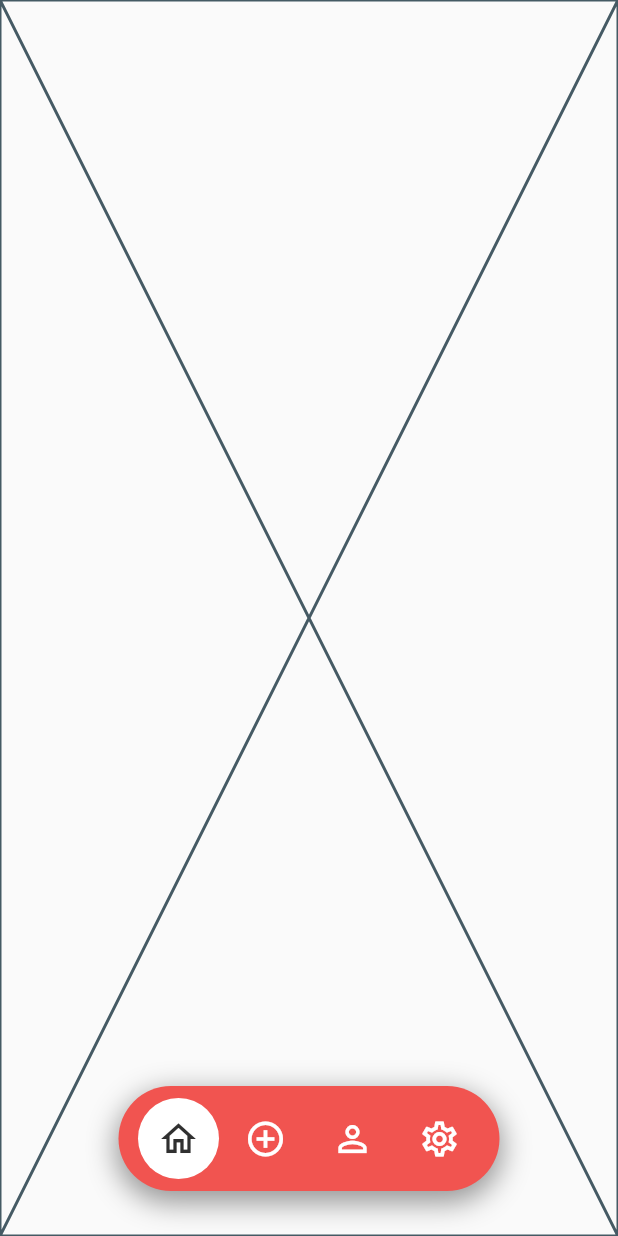
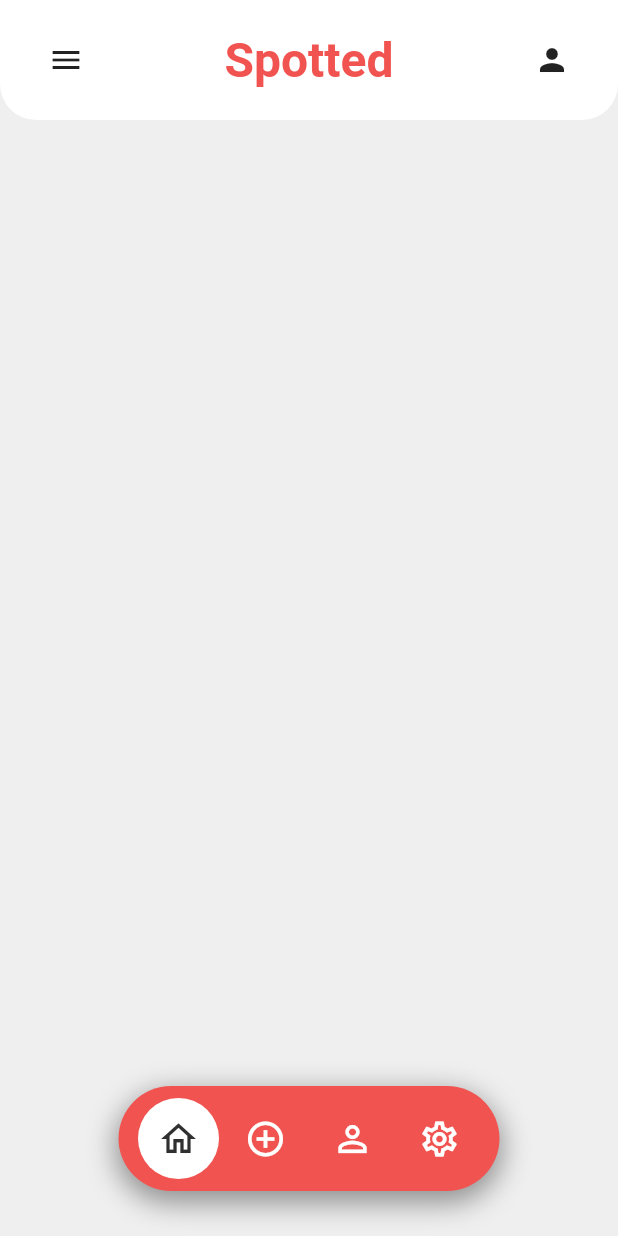
Before and after one commit to MrPio/Spotted-Flutter, a Flutter app: the screen it shows after launch, on a phone screen of 412 x 824 dp. Run offline on Flutter 3.47's test engine with Material 2 defaults, Android fonts, the phone set to English and light mode, and no system bars; our stand-ins replace google_fonts; missing offline and left inert: dart:ffi.

Commit message:
Home Scaffold 1/2

```diff
--- a/lib/enums/colors.dart
+++ /dev/null
@@ -1,15 +0,0 @@
-import 'package:flutter/material.dart';
-
-enum Palette {
-  red(Color(0xFFf15450)),
-  white(Color(0xFFffffff)),
-  grey(Color(0xFFefefef)),
-  black(Color(0xFF303030)),
-  darkBlack(Color(0xFF181818)),
-  overlayBlack(Color(0x60000000)),
-  overlayWhite(Color(0x22ffffff));
-
-  final Color color;
-
-  const Palette(this.color);
-}
--- /dev/null
+++ b/lib/enums/palette.dart
@@ -0,0 +1,14 @@
+import 'package:flutter/material.dart';
+
+class Palette {
+  static late ThemeData theme;
+  static ColorScheme get scheme =>theme.colorScheme;
+
+  static const red = Color(0xFFf15450);
+  static const white = Color(0xFFffffff);
+  static const grey = Color(0xFFefefef);
+  static const black = Color(0xFF303030);
+  static const darkBlack = Color(0xFF181818);
+  static const overlayBlack = Color(0x60000000);
+  static const overlayWhite = Color(0x22ffffff);
+}
--- a/lib/main.dart
+++ b/lib/main.dart
@@ -1,10 +1,14 @@
 import 'package:flutter/material.dart';
 import 'package:flutter/scheduler.dart';
-import 'package:spotted_flutter/enums/colors.dart';
+import 'package:flutter/services.dart';
+import 'package:spotted_flutter/enums/palette.dart';
 import 'package:spotted_flutter/view/first_page.dart';
 import 'package:spotted_flutter/view/main_page.dart';
 
 void main() {
+  SystemChrome.setSystemUIOverlayStyle(const SystemUiOverlayStyle(
+    statusBarColor: Palette.black,
+  ));
   runApp(const MyApp());
 }
 
@@ -16,30 +20,30 @@ class MyApp extends StatelessWidget {
     // Check if it is dark theme
     var brightness =
         SchedulerBinding.instance.platformDispatcher.platformBrightness;
-    bool isDark = brightness == Brightness.dark;
+    bool isLight = brightness == Brightness.light;
 
     // App color scheme
-    final ThemeData theme = ThemeData(
+    Palette.theme = ThemeData(
         brightness: brightness,
         splashFactory: InkRipple.splashFactory,
-        splashColor: Colors.white.withAlpha(100),
+        splashColor: Colors.white.withAlpha(130),
         colorScheme: ColorScheme(
           brightness: brightness,
-          primary: isDark ? Palette.red.color : Palette.red.color,
-          onPrimary: isDark ? Palette.white.color : Palette.black.color,
-          secondary: isDark ? Palette.white.color : Palette.black.color,
-          onSecondary: isDark ? Palette.black.color : Palette.white.color,
+          primary: isLight ? Palette.red : Palette.red,
+          onPrimary: isLight ? Palette.white : Palette.black,
+          secondary: isLight ? Palette.white : Palette.black,
+          onSecondary: isLight ? Palette.black : Palette.white,
           error: Colors.red,
           onError: Colors.black54,
-          background: isDark ? Palette.grey.color : Palette.darkBlack.color,
-          onBackground: isDark ? Palette.black.color : Palette.grey.color,
+          background: isLight ? Palette.grey : Palette.darkBlack,
+          onBackground: isLight ? Palette.black : Palette.grey,
           surface: Colors.black26,
-          onSurface: isDark ? Palette.white.color : Palette.darkBlack.color,
+          onSurface: isLight ? Palette.white : Palette.darkBlack,
         ));
 
     return MaterialApp(
       title: 'Spotted!',
-      theme: theme,
+      theme: Palette.theme,
       routes: <String, WidgetBuilder>{
         '/': (BuildContext context) => const FirstPage(),
         '/main': (BuildContext context) => const MainPage(),
--- a/lib/view/fragments/home_fragment.dart
+++ b/lib/view/fragments/home_fragment.dart
@@ -1,4 +1,6 @@
 import 'package:flutter/material.dart';
+import 'package:google_fonts/google_fonts.dart';
+import 'package:spotted_flutter/enums/palette.dart';
 
 class HomeFragment extends StatefulWidget {
   const HomeFragment({super.key});
@@ -10,6 +12,37 @@ class HomeFragment extends StatefulWidget {
 class _HomeFragmentState extends State<HomeFragment> {
   @override
   Widget build(BuildContext context) {
-    return const Placeholder();
+    return Container(
+      color: Palette.scheme.background,
+      child: Column(
+        children: [
+          Container(
+            decoration: BoxDecoration(
+                color: Palette.scheme.secondary,
+                borderRadius:
+                    const BorderRadius.vertical(bottom: Radius.circular(24))),
+            child: Padding(
+              padding: const EdgeInsets.symmetric(horizontal: 20, vertical: 16),
+              child: Row(
+                children: [
+                  IconButton(onPressed: () {}, icon: const Icon(Icons.menu)),
+                  Expanded(
+                    child: Text(
+                      "Spotted",
+                      textAlign: TextAlign.center,
+                      style: GoogleFonts.clickerScript(
+                          color: Palette.scheme.primary,
+                          fontWeight: FontWeight.bold,
+                          fontSize: 32),
+                    ),
+                  ),
+                  IconButton(onPressed: () {}, icon: const Icon(Icons.person)),
+                ],
+              ),
+            ),
+          )
+        ],
+      ),
+    );
   }
 }
--- a/lib/view/main_page.dart
+++ b/lib/view/main_page.dart
@@ -1,7 +1,7 @@
 import 'package:flutter/material.dart';
 import 'package:spotted_flutter/view/partials/bottom_bar_icon.dart';
 
-import '../enums/colors.dart';
+import '../enums/palette.dart';
 import 'fragments/account_fragment.dart';
 import 'fragments/add_post_fragment.dart';
 import 'fragments/home_fragment.dart';
@@ -27,7 +27,8 @@ class _MainPageState extends State<MainPage> {
   @override
   Widget build(BuildContext context) {
     return Scaffold(
-      body: Stack(
+      body: SafeArea(
+        child: Stack(
           children: [
 
             // Current fragment
@@ -38,7 +39,7 @@ class _MainPageState extends State<MainPage> {
               alignment: Alignment.bottomCenter,
               child: Container(
                 decoration: BoxDecoration(
-                color: Palette.red.color,
+                  color: Palette.red,
                   borderRadius: BorderRadius.circular(999),
                   boxShadow: [
                     BoxShadow(
@@ -84,6 +85,7 @@ class _MainPageState extends State<MainPage> {
             ),
           ],
         ),
+      ),
     );
   }
 }
--- a/lib/view/partials/bottom_bar_icon.dart
+++ b/lib/view/partials/bottom_bar_icon.dart
@@ -1,7 +1,7 @@
 import 'dart:ffi';
 
 import 'package:flutter/material.dart';
-import 'package:spotted_flutter/enums/colors.dart';
+import 'package:spotted_flutter/enums/palette.dart';
 
 class BottomBarIcon extends StatefulWidget {
   const BottomBarIcon(
@@ -34,7 +34,7 @@ class _BottomBarIconState extends State<BottomBarIcon> {
                 height: 54,
                 width: 54,
                 decoration: BoxDecoration(
-                  color: Palette.white.color,
+                  color: Palette.white,
                   borderRadius: BorderRadius.circular(999),
                 ),
               ),
@@ -46,7 +46,7 @@ class _BottomBarIconState extends State<BottomBarIcon> {
                 widget.icon,
                 size: 28,
                 color:
-                    widget.active ? Palette.black.color : Palette.white.color,
+                    widget.active ? Palette.black : Palette.white,
               ),
               onPressed: () => widget.onTap?.call(),
             ),
--- a/pubspec.yaml
+++ b/pubspec.yaml
@@ -36,6 +36,7 @@ dependencies:
   # The following adds the Cupertino Icons font to your application.
   # Use with the CupertinoIcons class for iOS style icons.
   cupertino_icons: ^1.0.2
+  google_fonts: ^4.0.4
 
 dev_dependencies:
   flutter_test:
```
Also changed, not shown: pubspec.lock. Lines whose indentation alone changed are shown as unchanged.
